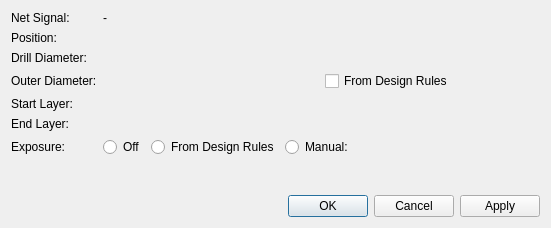
First picture: the form in libs/librepcb/editor/project/board/boardviapropertiesdialog.ui, repository LibrePCB/LibrePCB, before the edit.
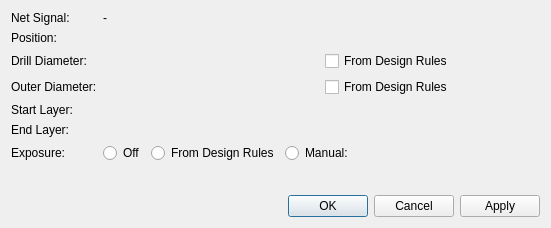
Second picture: the form after the edit. Custom widgets are drawn as their Qt base class.

Diff of the .ui file:
```diff
--- a/libs/librepcb/editor/project/board/boardviapropertiesdialog.ui
+++ b/libs/librepcb/editor/project/board/boardviapropertiesdialog.ui
@@ -58,7 +58,18 @@
       </widget>
      </item>
      <item row="2" column="1">
-      <widget class="librepcb::editor::PositiveLengthEdit" name="edtDrillDiameter" native="true"/>
+      <layout class="QHBoxLayout" name="horizontalLayout_4">
+       <item>
+        <widget class="librepcb::editor::PositiveLengthEdit" name="edtDrillDiameter" native="true"/>
+       </item>
+       <item>
+        <widget class="QCheckBox" name="cbxDrillDiameterFromDesignRules">
+         <property name="text">
+          <string>From Design Rules</string>
+         </property>
+        </widget>
+       </item>
+      </layout>
      </item>
      <item row="3" column="0">
       <widget class="QLabel" name="label_2">
```
Left out of the diff: 1 changed line with no effect on the pictures.
